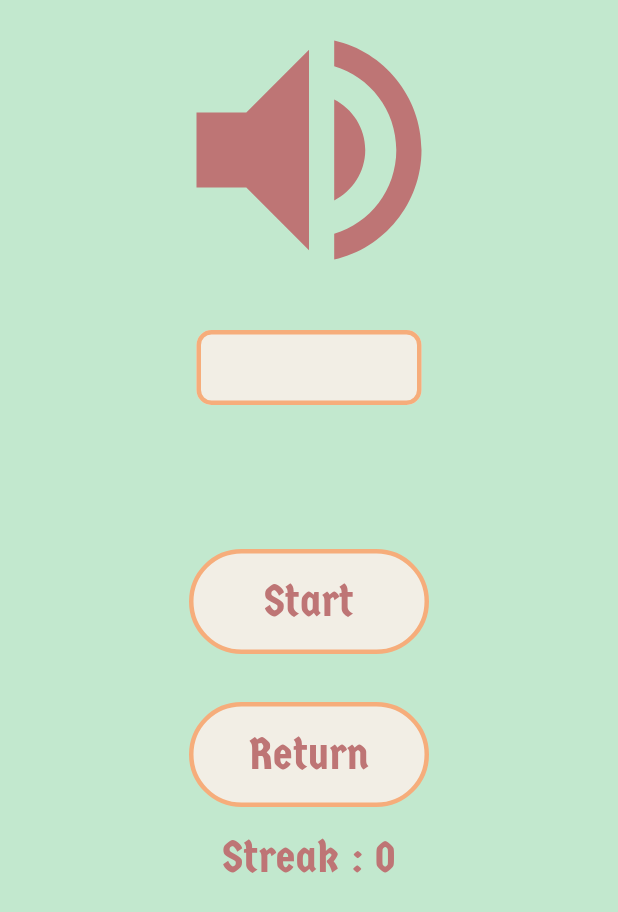
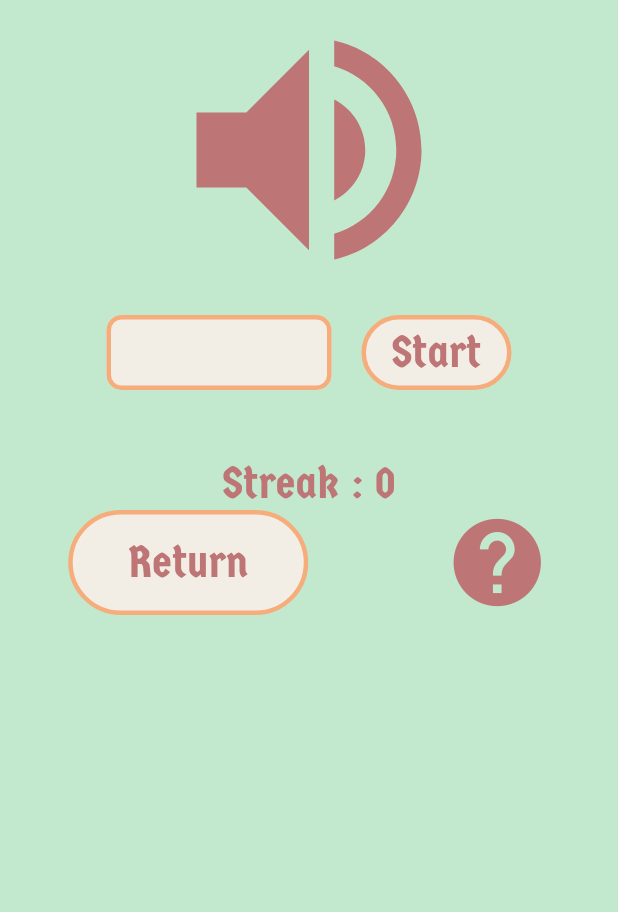
Before and after one commit to pydoni/Flutter-Die-numbers, a Flutter app: the screen it shows after launch, after a tap on "Easy", on a phone screen of 412 x 824 dp. Shown: the top 912 px of the screen. Run offline on Flutter 3.47's test engine with Material 2 defaults, Android fonts, the phone set to English and light mode, and no system bars; our stand-ins replace flutter_tts.

Commit message:
refactoring and layout changes

```diff
--- a/lib/Screens/game.dart
+++ b/lib/Screens/game.dart
@@ -26,7 +26,7 @@ class _GeneratorState extends State<Generator> {
   String txtcontent;
   String ttsnumber = "";
   String btnsv = "Start";
-  String trytxt = " \n ";
+  String trytxt = " ";
 
 
 
@@ -48,7 +48,8 @@ class _GeneratorState extends State<Generator> {
 
     return Scaffold(
       backgroundColor: cbg,
-      body: ListView(
+      body: SingleChildScrollView(
+        child: Column(
           children: <Widget>[
             Row(
               mainAxisAlignment: MainAxisAlignment.center,
@@ -63,9 +64,14 @@ class _GeneratorState extends State<Generator> {
                 ),
               ],
             ),
-          Center(
-            child: Container(
-              margin: EdgeInsets.fromLTRB(0,20,0,10),
+
+            Row(
+              mainAxisAlignment: MainAxisAlignment.center,
+              crossAxisAlignment: CrossAxisAlignment.center,
+              children: <Widget>[
+                // input
+                Container(
+                  margin: EdgeInsets.fromLTRB(0, 10, 10, 10),
                   height: 50,
                   width: 150,
                   child: TextField(
@@ -94,63 +100,16 @@ class _GeneratorState extends State<Generator> {
                     },
                   ),
                 ),
-          ),
-          Center(
-            child: Text(
-              trytxt,
-              style: TextStyle(
-                color: cf,
-                fontFamily: 'germania',
-                fontSize: 30,
-              ),
-            ),
-          ),
-          Row(
-            mainAxisAlignment: MainAxisAlignment.center,
-            children: <Widget>[
+                // start/verify button
                 GestureDetector(
                   onTap: () {
-                  if(btnsv == "Start"){
-
-                    setState(() {
-                      btnsv = "Verify";
-                    });
-
-
-
-                    number = random.nextInt(widget.difficulty);
-                    ttsnumber = number.toString();
-
-                    speak();
-                  }else{
-                    if (txtcontent == ttsnumber) {
-                      setState(() {
-                        streak++;
-                        trytxt =
-                        "  You got right! the number\n    has been randomized! ";
-
-                        number = random.nextInt(widget.difficulty);
-                        ttsnumber = number.toString();
-
-                        speak();
-
-                      });
-
-
-
-                    } else {
-                      print("false");
-                      setState(() {
-                        trytxt = "You got wrong, try again! ";
-                      });
-                    }
-                  }
+                    startgame(random, speak);
 
                   },
                   child: Container(
-                  margin: EdgeInsets.all(16),
-                  width: 160,
-                  height: 70,
+                    margin: EdgeInsets.fromLTRB(10, 10, 0, 10),
+                    width: 100,
+                    height: 50,
                     decoration: BoxDecoration(
                       color: cc,
                       border: Border.all(
@@ -173,17 +132,45 @@ class _GeneratorState extends State<Generator> {
                     ),
                   ),
                 ),
+
               ],
             ),
+
+            Column(
+              children: <Widget>[
+                // got right/got wrong text
+                Text(
+                  trytxt,
+                  style: TextStyle(
+                    color: cf,
+                    fontFamily: 'germania',
+                    fontSize: 30,
+                  ),
+                ),
+                //streak
+                Text(
+                  "Streak : $streak",
+                  style: TextStyle(
+                    color: cf,
+                    fontFamily: 'germania',
+                    fontSize: 30,
+                  ),
+                ),
+              ],
+            ),
+
+
+
+
+
             Row(
-            mainAxisAlignment: MainAxisAlignment.center,
+              mainAxisAlignment: MainAxisAlignment.spaceAround,
               children: <Widget>[
                 GestureDetector(
                   onTap: () {
                     Navigator.pop(context);
                   },
                   child: Container(
-                  margin: EdgeInsets.all(16),
                     width: 160,
                     height: 70,
                     decoration: BoxDecoration(
@@ -208,25 +195,60 @@ class _GeneratorState extends State<Generator> {
                     ),
                   ),
                 ),
-            ],
-          ),
-          Row(
-            mainAxisAlignment: MainAxisAlignment.center,
-            crossAxisAlignment: CrossAxisAlignment.end,
-            children: <Widget>[
-              Text(
-                "Streak : $streak",
-                style: TextStyle(
-                  color: cf,
-                  fontFamily: 'germania',
-                  fontSize: 30,
-                ),
-              ),
+
+
+
+                Icon(Icons.help,color: cf,size: 70,)
               ],
             ),
           ],
         ),
+      ),
     );
-    ;
+
+  }
+
+  void startgame(Random random, Future speak()) {
+
+    if(btnsv == "Start"){
+
+      setState(() {
+        btnsv = "Verify";
+      });
+
+
+
+      randomizer(random, speak);
+    }else{
+      verifier(random, speak);
     }
   }
+
+  void randomizer(Random random, Future speak()) {
+     number = random.nextInt(widget.difficulty);
+    ttsnumber = number.toString();
+
+    speak();
+  }
+
+  void verifier(Random random, Future speak()) {
+    if (txtcontent == ttsnumber) {
+      setState(() {
+        streak++;
+        trytxt =
+        "  You got it right! randomizing...";
+
+        randomizer(random, speak);
+
+      });
+
+
+
+    } else {
+      print("false");
+      setState(() {
+        trytxt = "You got it wrong, try again!";
+      });
+    }
+  }
+}
--- a/lib/main.dart
+++ b/lib/main.dart
@@ -1,4 +1,5 @@
 import 'package:flutter/material.dart';
+import 'package:flutter/services.dart';
 
 import 'RouteManager/routemanager.dart';
 
@@ -10,8 +11,10 @@ void main() {
 
 
 class MainPage extends StatelessWidget {
+
   @override
   Widget build(BuildContext context) {
+    SystemChrome.setEnabledSystemUIOverlays([]);
     return MaterialApp(
       debugShowCheckedModeBanner: false,
       initialRoute: '/',
```
Lines whose indentation alone changed are shown as unchanged.
